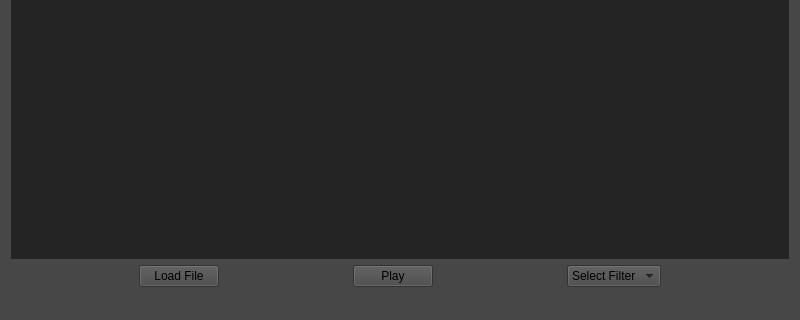
First picture: the form in mainwindow.ui, repository anubhavrohatgi/OCVPlayer, before the edit; both pictures show x 0 to 800 and y 280 to 600 of the 800 by 600 pixel window.
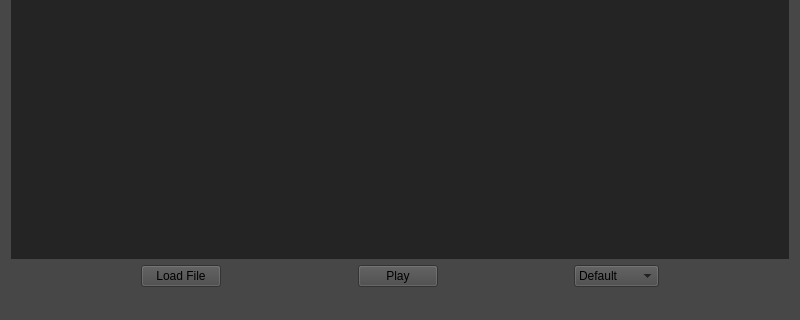
Second picture: the form after the edit.

Patch:
```diff
--- a/mainwindow.ui
+++ b/mainwindow.ui
@@ -104,7 +104,7 @@
       <item>
        <widget class="QComboBox" name="comboBox">
         <property name="currentText">
-         <string>Select Filter</string>
+         <string>Default</string>
         </property>
         <property name="maxCount">
          <number>10</number>
@@ -114,7 +114,7 @@
         </property>
         <item>
          <property name="text">
-          <string>Select Filter</string>
+          <string>Default</string>
          </property>
         </item>
         <item>
```
